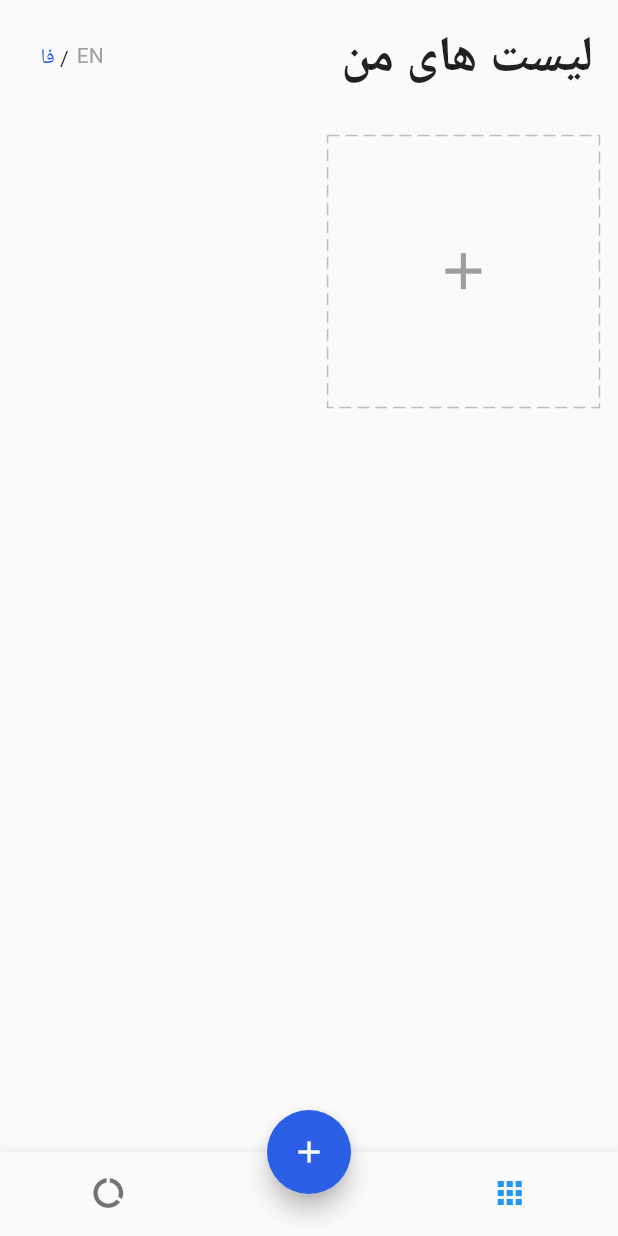
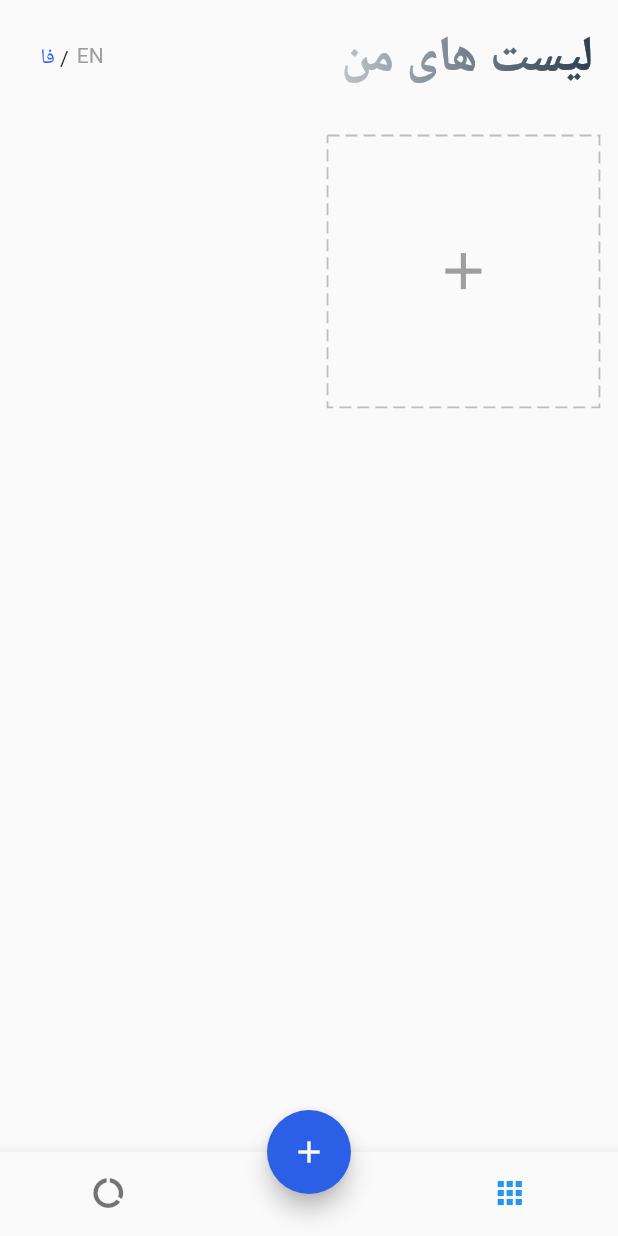
Before and after one commit to imthemobin/TODO, a Flutter app: the screen it shows after launch, after a tap on "فا", on a phone screen of 412 x 824 dp. Run offline on Flutter 3.47's test engine with Material 2 defaults, Android fonts, the phone set to English and light mode, and no system bars; drawn by our look-alikes of dotted_border, simple_gradient_text; our stand-ins replace equatable, flutter_easyloading, get, get_storage, step_progress_indicator.

Commit message:
translation_V2

```diff
--- a/todo/lib/app/modules/home/view.dart
+++ b/todo/lib/app/modules/home/view.dart
@@ -10,12 +10,12 @@ import 'package:todo/app/modules/home/widgets/add_dialog.dart';
 import 'package:todo/app/modules/home/widgets/task_card.dart';
 import 'package:todo/app/modules/report/view.dart';
 import 'package:todo/app/translations/lang_controller.dart';
+import 'package:simple_gradient_text/simple_gradient_text.dart';
 
 class Home extends GetView<HomeController> {
   Home({Key? key}) : super(key: key);
 
   final langsController = Get.put(LangsController());
-
   @override
   Widget build(BuildContext context) {
     return Scaffold(
@@ -29,10 +29,14 @@ class Home extends GetView<HomeController> {
                   children: [
                     Padding(
                       padding: EdgeInsets.all(4.0.wp),
-                      child: Text(
+                      child: GradientText(
                         'My List'.tr,
+                        colors: const[
+                          Color.fromARGB(255, 189, 195, 199),
+                          Color.fromARGB(255, 44, 62, 80)
+                        ],
                         style: TextStyle(
-                            fontSize: 24.0.sp, fontWeight: FontWeight.bold),
+                            fontSize: 24.0.sp, fontWeight: FontWeight.bold,),
                       ),
                     ),
                     Padding(
@@ -52,7 +56,10 @@ class Home extends GetView<HomeController> {
                                   borderRadius: BorderRadius.circular(3000)),
                               child: Text(
                                 'EN',
-                                style: TextStyle(color:controller.isLangEN.value == true? blue: Colors.grey[500]),
+                                style: TextStyle(
+                                    color: controller.isLangEN.value == true
+                                        ? blue
+                                        : Colors.grey[500]),
                               ),
                             ),
                           ),
@@ -70,7 +77,10 @@ class Home extends GetView<HomeController> {
                                     borderRadius: BorderRadius.circular(3000)),
                                 child: Text(
                                   'فا',
-                                  style: TextStyle(color: controller.isLangEN.value == false? blue: Colors.grey[500]),
+                                  style: TextStyle(
+                                      color: controller.isLangEN.value == false
+                                          ? blue
+                                          : Colors.grey[500]),
                                 )),
                           ),
                         ],
@@ -146,13 +156,17 @@ class Home extends GetView<HomeController> {
               BottomNavigationBarItem(
                   label: 'Home',
                   icon: Padding(
-                    padding: controller.isLangEN.value == true? EdgeInsets.only(right: 15.0.wp):EdgeInsets.only(left: 15.0.wp),
+                    padding: controller.isLangEN.value == true
+                        ? EdgeInsets.only(right: 15.0.wp)
+                        : EdgeInsets.only(left: 15.0.wp),
                     child: const Icon(Icons.apps),
                   )),
               BottomNavigationBarItem(
                   label: 'Report',
                   icon: Padding(
-                    padding:controller.isLangEN.value == true? EdgeInsets.only(left: 15.0.wp):EdgeInsets.only(right: 15.0.wp),
+                    padding: controller.isLangEN.value == true
+                        ? EdgeInsets.only(left: 15.0.wp)
+                        : EdgeInsets.only(right: 15.0.wp),
                     child: const Icon(Icons.data_usage),
                   )),
             ],
--- a/todo/lib/app/modules/home/widgets/add_card.dart
+++ b/todo/lib/app/modules/home/widgets/add_card.dart
@@ -102,6 +102,7 @@ class AddCard extends StatelessWidget {
           homeCtrl.changeChipIndex(0);
         }),
         child: DottedBorder(
+          strokeWidth: 1.2,
             color: Colors.grey[400]!,
             dashPattern: const [8, 4],
             child: Center(
--- a/todo/lib/app/translations/lang_controller.dart
+++ b/todo/lib/app/translations/lang_controller.dart
@@ -6,4 +6,5 @@ class LangsController extends GetxController {
     var local = Locale(languageCode, countryCode);
     Get.updateLocale(local);
   }
+
 }
--- a/todo/lib/main.dart
+++ b/todo/lib/main.dart
@@ -8,23 +8,24 @@ import 'package:flutter_easyloading/flutter_easyloading.dart';
 import 'package:todo/app/translations/localization_service.dart';
 
 void main() async {
+  WidgetsFlutterBinding.ensureInitialized();
   await GetStorage.init();
   await Get.putAsync(() => StorageService().init());
   runApp(const MyApp());
 }
 
 class MyApp extends StatelessWidget {
-  const MyApp({Key? key}) : super(key: key);
+ const MyApp({Key? key}) : super(key: key);
 
   @override
   Widget build(BuildContext context) {
-    return  GetMaterialApp(
+    return GetMaterialApp(
       translations: LocalizationService(),
-      locale: const Locale('en','Us'),
-      fallbackLocale: const Locale('en','Us'),
+      locale: const Locale('en', 'Us'),
+      fallbackLocale: const Locale('en', 'Us'),
       debugShowCheckedModeBanner: false,
       title: 'TODO app',
-      home:  Home(),
+      home: Home(),
       initialBinding: HomeBinding(),
       builder: EasyLoading.init(),
     );
--- a/todo/pubspec.yaml
+++ b/todo/pubspec.yaml
@@ -41,6 +41,7 @@ dependencies:
   dotted_border: ^2.0.0+2
   step_progress_indicator: ^1.0.2
   intl: ^0.17.0
+  simple_gradient_text: ^1.2.3
 
 dev_dependencies:
   flutter_test:
```
Also changed, not shown: todo/lib/app/modules/home/widgets/task_card.dart (+5 -4 lines), todo/lib/app/translations/localization_service.dart (+2 -11 lines), todo/pubspec.lock.
